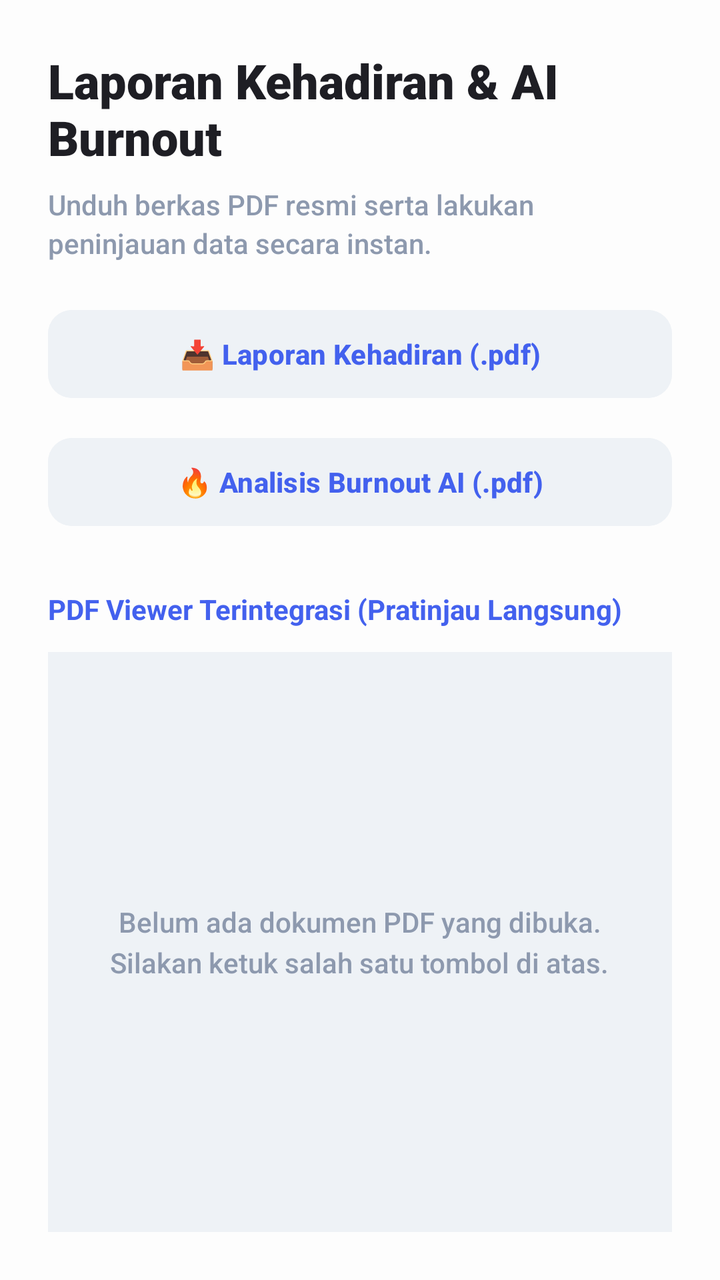
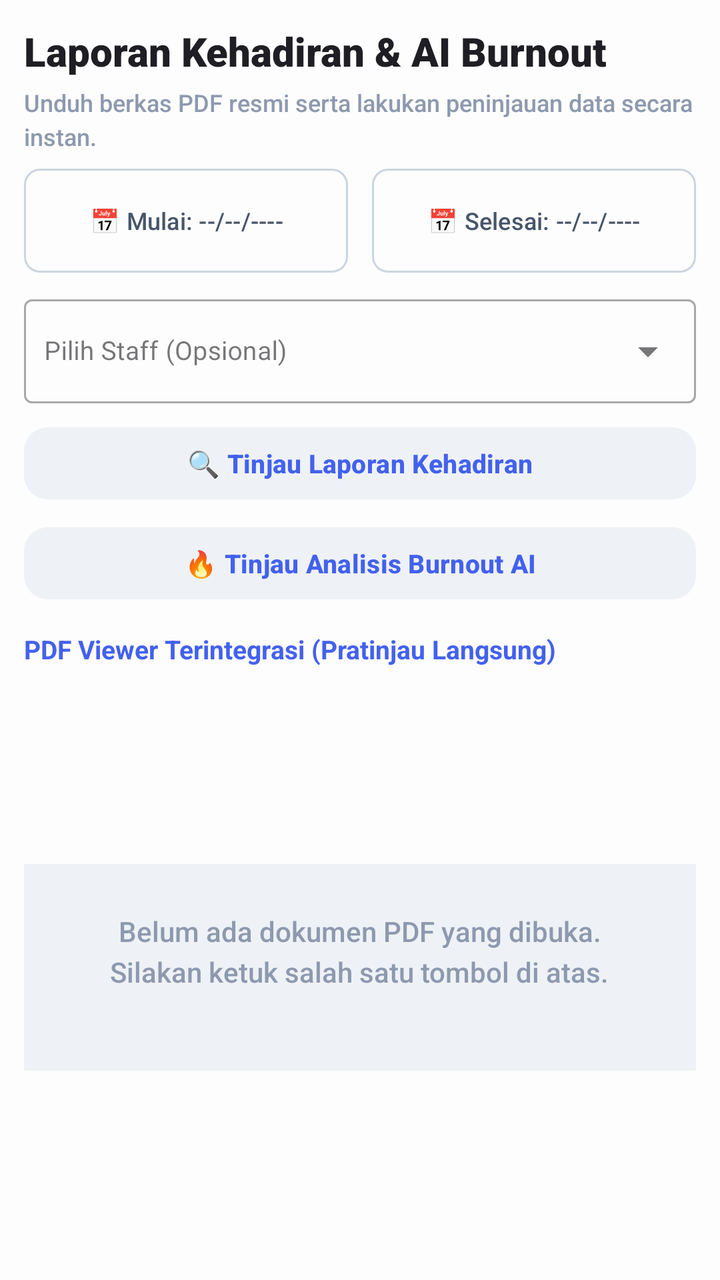

An Android layout rendered at two revisions. The XML below is the earlier revision; the diff shows what the commit changed to produce the second picture.
<!-- AndroidManifest.xml: application theme Theme.MyApplication -->
<!-- res/layout/fragment_admin_reports.xml -->
<?xml version="1.0" encoding="utf-8"?>
<androidx.constraintlayout.widget.ConstraintLayout
    xmlns:android="http://schemas.android.com/apk/res/android"
    xmlns:app="http://schemas.android.com/apk/res-auto"
    android:layout_width="match_parent"
    android:layout_height="match_parent"
    android:background="#FDFDFD" android:padding="24dp"> <TextView
    android:id="@+id/tv_title_reports"
    android:layout_width="0dp"
    android:layout_height="wrap_content"
    android:text="Laporan Kehadiran &amp; AI Burnout"
    android:textColor="#1E1E24" android:textSize="24sp"
    android:fontFamily="sans-serif-black"
    android:textStyle="bold"
    app:layout_constraintTop_toTopOf="parent"
    app:layout_constraintStart_toStartOf="parent"
    app:layout_constraintEnd_toEndOf="parent" />

    <TextView
        android:id="@+id/tv_subtitle_reports"
        android:layout_width="0dp"
        android:layout_height="wrap_content"
        android:text="Unduh berkas PDF resmi serta lakukan peninjauan data secara instan."
        android:textColor="#8D99AE" android:textSize="14sp"
        android:fontFamily="sans-serif-medium"
        android:lineSpacingExtra="3dp"
        android:layout_marginTop="8dp"
        app:layout_constraintTop_toBottomOf="@id/tv_title_reports"
        app:layout_constraintStart_toStartOf="parent"
        app:layout_constraintEnd_toEndOf="parent" />

    <Button
        android:id="@+id/btn_download_attendance"
        android:layout_width="0dp"
        android:layout_height="52dp"
        android:layout_marginTop="20dp"
        android:text="📥 Laporan Kehadiran (.pdf)"
        android:backgroundTint="#EEF2F6" android:textColor="#4361EE" android:textSize="14sp"
        android:fontFamily="sans-serif-medium"
        android:textStyle="bold"
        android:stateListAnimator="@null" app:cornerRadius="12dp"
        app:layout_constraintTop_toBottomOf="@id/tv_subtitle_reports"
        app:layout_constraintStart_toStartOf="parent"
        app:layout_constraintEnd_toEndOf="parent" />

    <Button
        android:id="@+id/btn_download_burnout"
        android:layout_width="0dp"
        android:layout_height="52dp"
        android:layout_marginTop="12dp"
        android:text="🔥 Analisis Burnout AI (.pdf)"
        android:backgroundTint="#EEF2F6"
        android:textColor="#4361EE"
        android:textSize="14sp"
        android:fontFamily="sans-serif-medium"
        android:textStyle="bold"
        android:stateListAnimator="@null"
        app:cornerRadius="12dp"
        app:layout_constraintTop_toBottomOf="@id/btn_download_attendance"
        app:layout_constraintStart_toStartOf="parent"
        app:layout_constraintEnd_toEndOf="parent" />

    <TextView
        android:id="@+id/tv_pdf_title"
        android:layout_width="0dp"
        android:layout_height="wrap_content"
        android:layout_marginTop="28dp"
        android:text="PDF Viewer Terintegrasi (Pratinjau Langsung)"
        android:textColor="#4361EE" android:textSize="14sp"
        android:fontFamily="sans-serif-bold"
        android:textStyle="bold"
        app:layout_constraintTop_toBottomOf="@id/btn_download_burnout"
        app:layout_constraintStart_toStartOf="parent"
        app:layout_constraintEnd_toEndOf="parent" />

    <FrameLayout
        android:id="@+id/pdf_viewer_container"
        android:layout_width="0dp"
        android:layout_height="0dp"
        android:layout_marginTop="12dp"
        android:background="#EEF2F6" app:layout_constraintTop_toBottomOf="@id/tv_pdf_title"
        app:layout_constraintBottom_toBottomOf="parent"
        app:layout_constraintStart_toStartOf="parent"
        app:layout_constraintEnd_toEndOf="parent">

        <TextView
            android:id="@+id/tv_pdf_placeholder"
            android:layout_width="wrap_content"
            android:layout_height="wrap_content"
            android:layout_gravity="center"
            android:text="Belum ada dokumen PDF yang dibuka.\nSilakan ketuk salah satu tombol di atas."
            android:textColor="#8D99AE"
            android:gravity="center"
            android:fontFamily="sans-serif-medium"
            android:lineSpacingExtra="4dp"
            android:padding="24dp"
            android:textSize="14sp"/>

        <ScrollView
            android:id="@+id/sv_pdf_content"
            android:layout_width="match_parent"
            android:layout_height="match_parent"
            android:visibility="gone"
            android:layout_margin="16dp"
            android:background="#FFFFFF" android:padding="20dp">

            <androidx.constraintlayout.widget.ConstraintLayout
                android:layout_width="match_parent"
                android:layout_height="wrap_content">

                <TextView
                    android:id="@+id/tv_pdf_doc_header"
                    android:layout_width="0dp"
                    android:layout_height="wrap_content"
                    android:text="MOCOM: EDUSTAFF PRO REPORT"
                    android:textColor="#4361EE" android:textSize="12sp"
                    android:fontFamily="sans-serif-condensed-medium"
                    android:textStyle="bold"
                    android:gravity="center"
                    app:layout_constraintTop_toTopOf="parent"
                    app:layout_constraintStart_toStartOf="parent"
                    app:layout_constraintEnd_toEndOf="parent" />

                <TextView
                    android:id="@+id/tv_pdf_doc_title"
                    android:layout_width="0dp"
                    android:layout_height="wrap_content"
                    android:text="LAPORAN DATA"
                    android:textColor="#1E1E24" android:textSize="18sp"
                    android:fontFamily="sans-serif-black"
                    android:textStyle="bold"
                    android:gravity="center"
                    android:layout_marginTop="6dp"
                    app:layout_constraintTop_toBottomOf="@id/tv_pdf_doc_header"
                    app:layout_constraintStart_toStartOf="parent"
                    app:layout_constraintEnd_toEndOf="parent" />

                <View
                    android:id="@+id/divider_pdf"
                    android:layout_width="0dp"
                    android:layout_height="1.5dp"
                    android:background="#EEF2F6"
                    android:layout_marginTop="16dp"
                    app:layout_constraintTop_toBottomOf="@id/tv_pdf_doc_title"
                    app:layout_constraintStart_toStartOf="parent"
                    app:layout_constraintEnd_toEndOf="parent" />

                <TextView
                    android:id="@+id/tv_pdf_doc_body"
                    android:layout_width="0dp"
                    android:layout_height="wrap_content"
                    android:layout_marginTop="16dp"
                    android:text="Detail Laporan..."
                    android:textColor="#2D3142" android:textSize="14sp"
                    android:fontFamily="sans-serif"
                    android:lineSpacingExtra="5dp"
                    app:layout_constraintTop_toBottomOf="@id/divider_pdf"
                    app:layout_constraintStart_toStartOf="parent"
                    app:layout_constraintEnd_toEndOf="parent" />

            </androidx.constraintlayout.widget.ConstraintLayout>
        </ScrollView>
    </FrameLayout>

</androidx.constraintlayout.widget.ConstraintLayout>
<!-- resources referenced by this layout -->
<resources>
  <style name="Theme.MyApplication" parent="Base.Theme.MyApplication" />
  <style name="Base.Theme.MyApplication" parent="Theme.Material3.DayNight.NoActionBar">
          
          
      </style>
</resources>

<!-- the commit's change to res/layout/fragment_admin_reports.xml (unified diff, before → after) -->
@@ -1,165 +1,262 @@
 <?xml version="1.0" encoding="utf-8"?>
-<androidx.constraintlayout.widget.ConstraintLayout
+<androidx.core.widget.NestedScrollView
     xmlns:android="http://schemas.android.com/apk/res/android"
     xmlns:app="http://schemas.android.com/apk/res-auto"
     android:layout_width="match_parent"
     android:layout_height="match_parent"
-    android:background="#FDFDFD" android:padding="24dp"> <TextView
-    android:id="@+id/tv_title_reports"
-    android:layout_width="0dp"
-    android:layout_height="wrap_content"
-    android:text="Laporan Kehadiran &amp; AI Burnout"
-    android:textColor="#1E1E24" android:textSize="24sp"
-    android:fontFamily="sans-serif-black"
-    android:textStyle="bold"
-    app:layout_constraintTop_toTopOf="parent"
-    app:layout_constraintStart_toStartOf="parent"
-    app:layout_constraintEnd_toEndOf="parent" />
-
-    <TextView
-        android:id="@+id/tv_subtitle_reports"
-        android:layout_width="0dp"
+    android:fillViewport="true"
+    android:background="#FDFDFD">
+
+    <androidx.constraintlayout.widget.ConstraintLayout
+        android:layout_width="match_parent"
         android:layout_height="wrap_content"
-        android:text="Unduh berkas PDF resmi serta lakukan peninjauan data secara instan."
-        android:textColor="#8D99AE" android:textSize="14sp"
-        android:fontFamily="sans-serif-medium"
-        android:lineSpacingExtra="3dp"
-        android:layout_marginTop="8dp"
-        app:layout_constraintTop_toBottomOf="@id/tv_title_reports"
-        app:layout_constraintStart_toStartOf="parent"
-        app:layout_constraintEnd_toEndOf="parent" />
-
-    <Button
-        android:id="@+id/btn_download_attendance"
-        android:layout_width="0dp"
-        android:layout_height="52dp"
-        android:layout_marginTop="20dp"
-        android:text="📥 Laporan Kehadiran (.pdf)"
-        android:backgroundTint="#EEF2F6" android:textColor="#4361EE" android:textSize="14sp"
-        android:fontFamily="sans-serif-medium"
-        android:textStyle="bold"
-        android:stateListAnimator="@null" app:cornerRadius="12dp"
-        app:layout_constraintTop_toBottomOf="@id/tv_subtitle_reports"
-        app:layout_constraintStart_toStartOf="parent"
-        app:layout_constraintEnd_toEndOf="parent" />
-
-    <Button
-        android:id="@+id/btn_download_burnout"
-        android:layout_width="0dp"
-        android:layout_height="52dp"
-        android:layout_marginTop="12dp"
-        android:text="🔥 Analisis Burnout AI (.pdf)"
-        android:backgroundTint="#EEF2F6"
-        android:textColor="#4361EE"
-        android:textSize="14sp"
-        android:fontFamily="sans-serif-medium"
-        android:textStyle="bold"
-        android:stateListAnimator="@null"
-        app:cornerRadius="12dp"
-        app:layout_constraintTop_toBottomOf="@id/btn_download_attendance"
-        app:layout_constraintStart_toStartOf="parent"
-        app:layout_constraintEnd_toEndOf="parent" />
-
-    <TextView
-        android:id="@+id/tv_pdf_title"
-        android:layout_width="0dp"
-        android:layout_height="wrap_content"
-        android:layout_marginTop="28dp"
-        android:text="PDF Viewer Terintegrasi (Pratinjau Langsung)"
-        android:textColor="#4361EE" android:textSize="14sp"
-        android:fontFamily="sans-serif-bold"
-        android:textStyle="bold"
-        app:layout_constraintTop_toBottomOf="@id/btn_download_burnout"
-        app:layout_constraintStart_toStartOf="parent"
-        app:layout_constraintEnd_toEndOf="parent" />
-
-    <FrameLayout
-        android:id="@+id/pdf_viewer_container"
-        android:layout_width="0dp"
-        android:layout_height="0dp"
-        android:layout_marginTop="12dp"
-        android:background="#EEF2F6" app:layout_constraintTop_toBottomOf="@id/tv_pdf_title"
-        app:layout_constraintBottom_toBottomOf="parent"
-        app:layout_constraintStart_toStartOf="parent"
-        app:layout_constraintEnd_toEndOf="parent">
+        android:padding="12dp">
 
         <TextView
-            android:id="@+id/tv_pdf_placeholder"
+            android:id="@+id/tv_title_reports"
+            android:layout_width="0dp"
+            android:layout_height="wrap_content"
+            android:text="Laporan Kehadiran &amp; AI Burnout"
+            android:textColor="#1E1E24"
+            android:textSize="20sp"
+            android:fontFamily="sans-serif-black"
+            android:textStyle="bold"
+            app:layout_constraintTop_toTopOf="parent"
+            app:layout_constraintStart_toStartOf="parent"
+            app:layout_constraintEnd_toEndOf="parent" />
+
+        <TextView
+            android:id="@+id/tv_subtitle_reports"
+            android:layout_width="0dp"
+            android:layout_height="wrap_content"
+            android:text="Unduh berkas PDF resmi serta lakukan peninjauan data secara instan."
+            android:textColor="#8D99AE"
+            android:textSize="12sp"
+            android:fontFamily="sans-serif-medium"
+            android:lineSpacingExtra="3dp"
+            android:layout_marginTop="4dp"
+            app:layout_constraintTop_toBottomOf="@id/tv_title_reports"
+            app:layout_constraintStart_toStartOf="parent"
+            app:layout_constraintEnd_toEndOf="parent" />
+
+        <Button
+            android:id="@+id/btn_select_start_date"
+            style="?attr/materialButtonOutlinedStyle"
+            android:layout_width="0dp"
+            android:layout_height="52dp"
+            android:layout_marginTop="8dp"
+            android:layout_marginEnd="6dp"
+            android:text="📅 Mulai: --/--/----"
+            android:textColor="#475569"
+            android:textSize="12sp"
+            android:padding="2dp"
+            android:insetTop="0dp"
+            android:insetBottom="0dp"
+            app:strokeColor="#CBD5E1"
+            app:cornerRadius="8dp"
+            app:layout_constraintTop_toBottomOf="@id/tv_subtitle_reports"
+            app:layout_constraintStart_toStartOf="parent"
+            app:layout_constraintEnd_toStartOf="@id/btn_select_end_date" />
+
+        <Button
+            android:id="@+id/btn_select_end_date"
+            style="?attr/materialButtonOutlinedStyle"
+            android:layout_width="0dp"
+            android:layout_height="52dp"
+            android:layout_marginTop="8dp"
+            android:layout_marginStart="6dp"
+            android:text="📅 Selesai: --/--/----"
+            android:textColor="#475569"
+            android:textSize="12sp"
+            android:padding="2dp"
+            android:insetTop="0dp"
+            android:insetBottom="0dp"
+            app:strokeColor="#CBD5E1"
+            app:cornerRadius="8dp"
+            app:layout_constraintTop_toBottomOf="@id/tv_subtitle_reports"
+            app:layout_constraintStart_toEndOf="@id/btn_select_start_date"
+            app:layout_constraintEnd_toEndOf="parent" />
+
+        <com.google.android.material.textfield.TextInputLayout
+            android:id="@+id/layout_select_staff"
+            style="@style/Widget.MaterialComponents.TextInputLayout.OutlinedBox.ExposedDropdownMenu"
+            android:layout_width="0dp"
+            android:layout_height="wrap_content"
+            android:layout_marginTop="8dp"
+            app:layout_constraintTop_toBottomOf="@id/btn_select_start_date"
+            app:layout_constraintStart_toStartOf="parent"
+            app:layout_constraintEnd_toEndOf="parent">
+
+            <AutoCompleteTextView
+                android:id="@+id/actv_select_staff"
+                android:layout_width="match_parent"
+                android:layout_height="52dp"
+                android:hint="Pilih Staff (Opsional)"
+                android:inputType="none"
+                android:textSize="13sp"
+                android:textColor="#475569"
+                android:padding="10dp" />
+        </com.google.android.material.textfield.TextInputLayout>
+
+        <Button
+            android:id="@+id/btn_preview_attendance"
+            android:layout_width="0dp"
+            android:layout_height="44dp"
+            android:layout_marginTop="8dp"
+            android:text="🔍 Tinjau Laporan Kehadiran"
+            android:backgroundTint="#EEF2F6"
+            android:textColor="#4361EE"
+            android:textSize="13sp"
+            android:fontFamily="sans-serif-medium"
+            android:textStyle="bold"
+            android:stateListAnimator="@null"
+            app:cornerRadius="12dp"
+            app:layout_constraintTop_toBottomOf="@id/layout_select_staff"
+            app:layout_constraintStart_toStartOf="parent"
+            app:layout_constraintEnd_toEndOf="parent" />
+
+        <Button
+            android:id="@+id/btn_preview_burnout"
+            android:layout_width="0dp"
+            android:layout_height="44dp"
+            android:layout_marginTop="6dp"
+            android:text="🔥 Tinjau Analisis Burnout AI"
+            android:backgroundTint="#EEF2F6"
+            android:textColor="#4361EE"
+            android:textSize="13sp"
+            android:fontFamily="sans-serif-medium"
+            android:textStyle="bold"
+            android:stateListAnimator="@null"
+            app:cornerRadius="12dp"
+            app:layout_constraintTop_toBottomOf="@id/btn_preview_attendance"
+            app:layout_constraintStart_toStartOf="parent"
+            app:layout_constraintEnd_toEndOf="parent" />
+
+        <TextView
+            android:id="@+id/tv_pdf_title"
+            android:layout_width="0dp"
+            android:layout_height="wrap_content"
+            android:layout_marginTop="12dp"
+            android:text="PDF Viewer Terintegrasi (Pratinjau Langsung)"
+            android:textColor="#4361EE"
+            android:textSize="13sp"
+            android:fontFamily="sans-serif-bold"
+            android:textStyle="bold"
+            app:layout_constraintTop_toBottomOf="@id/btn_preview_burnout"
+            app:layout_constraintStart_toStartOf="parent"
+            app:layout_constraintEnd_toStartOf="@id/btn_download_pdf" />
+
+        <Button
+            android:id="@+id/btn_download_pdf"
             android:layout_width="wrap_content"
-            android:layout_height="wrap_content"
-            android:layout_gravity="center"
-            android:text="Belum ada dokumen PDF yang dibuka.\nSilakan ketuk salah satu tombol di atas."
-            android:textColor="#8D99AE"
-            android:gravity="center"
-            android:fontFamily="sans-serif-medium"
-            android:lineSpacingExtra="4dp"
-            android:padding="24dp"
-            android:textSize="14sp"/>
-
-        <ScrollView
-            android:id="@+id/sv_pdf_content"
-            android:layout_width="match_parent"
-            android:layout_height="match_parent"
+            android:layout_height="36dp"
+            android:text="📥 Unduh PDF"
+            android:textSize="11sp"
+            android:textColor="#FFFFFF"
+            android:backgroundTint="#2E7D32"
             android:visibility="gone"
-            android:layout_margin="16dp"
-            android:background="#FFFFFF" android:padding="20dp">
-
-            <androidx.constraintlayout.widget.ConstraintLayout
+            app:cornerRadius="8dp"
+            android:paddingHorizontal="12dp"
+            android:layout_marginStart="8dp"
+            app:layout_constraintTop_toTopOf="@id/tv_pdf_title"
+            app:layout_constraintBottom_toBottomOf="@id/tv_pdf_title"
+            app:layout_constraintEnd_toEndOf="parent" />
+
+        <FrameLayout
+            android:id="@+id/pdf_viewer_container"
+            android:layout_width="0dp"
+            android:layout_height="wrap_content"
+            android:layout_marginTop="6dp"
+            android:background="#EEF2F6"
+            android:paddingBottom="16dp"
+            app:layout_constraintTop_toBottomOf="@id/tv_pdf_title"
+            app:layout_constraintBottom_toBottomOf="parent"
+            app:layout_constraintStart_toStartOf="parent"
+            app:layout_constraintEnd_toEndOf="parent">
+
+            <TextView
+                android:id="@+id/tv_pdf_placeholder"
+                android:layout_width="wrap_content"
+                android:layout_height="wrap_content"
+                android:layout_gravity="center"
+                android:text="Belum ada dokumen PDF yang dibuka.\nSilakan ketuk salah satu tombol di atas."
+                android:textColor="#8D99AE"
+                android:gravity="center"
+                android:fontFamily="sans-serif-medium"
+                android:lineSpacingExtra="4dp"
+                android:padding="24dp"
+                android:textSize="14sp"/>
+
+            <FrameLayout
+                android:id="@+id/sv_pdf_content"
                 android:layout_width="match_parent"
-                android:layout_height="wrap_content">
-
-                <TextView
-                    android:id="@+id/tv_pdf_doc_header"
-                    android:layout_width="0dp"
-                    android:layout_height="wrap_content"
-                    android:text="MOCOM: EDUSTAFF PRO REPORT"
-                    android:textColor="#4361EE" android:textSize="12sp"
-                    android:fontFamily="sans-serif-condensed-medium"
-                    android:textStyle="bold"
-                    android:gravity="center"
-                    app:layout_constraintTop_toTopOf="parent"
-                    app:layout_constraintStart_toStartOf="parent"
-                    app:layout_constraintEnd_toEndOf="parent" />
-
-                <TextView
-                    android:id="@+id/tv_pdf_doc_title"
-                    android:layout_width="0dp"
-                    android:layout_height="wrap_content"
-                    android:text="LAPORAN DATA"
-                    android:textColor="#1E1E24" android:textSize="18sp"
-                    android:fontFamily="sans-serif-black"
-                    android:textStyle="bold"
-                    android:gravity="center"
-                    android:layout_marginTop="6dp"
-                    app:layout_constraintTop_toBottomOf="@id/tv_pdf_doc_header"
-                    app:layout_constraintStart_toStartOf="parent"
-                    app:layout_constraintEnd_toEndOf="parent" />
-
-                <View
-                    android:id="@+id/divider_pdf"
-                    android:layout_width="0dp"
-                    android:layout_height="1.5dp"
-                    android:background="#EEF2F6"
-                    android:layout_marginTop="16dp"
-                    app:layout_constraintTop_toBottomOf="@id/tv_pdf_doc_title"
-                    app:layout_constraintStart_toStartOf="parent"
-                    app:layout_constraintEnd_toEndOf="parent" />
-
-                <TextView
-                    android:id="@+id/tv_pdf_doc_body"
-                    android:layout_width="0dp"
-                    android:layout_height="wrap_content"
-                    android:layout_marginTop="16dp"
-                    android:text="Detail Laporan..."
-                    android:textColor="#2D3142" android:textSize="14sp"
-                    android:fontFamily="sans-serif"
-                    android:lineSpacingExtra="5dp"
-                    app:layout_constraintTop_toBottomOf="@id/divider_pdf"
-                    app:layout_constraintStart_toStartOf="parent"
-                    app:layout_constraintEnd_toEndOf="parent" />
-
-            </androidx.constraintlayout.widget.ConstraintLayout>
-        </ScrollView>
-    </FrameLayout>
-
-</androidx.constraintlayout.widget.ConstraintLayout>
+                android:layout_height="wrap_content"
+                android:visibility="gone"
+                android:layout_margin="16dp"
+                android:background="#FFFFFF"
+                android:padding="20dp">
+
+                <androidx.constraintlayout.widget.ConstraintLayout
+                    android:layout_width="match_parent"
+                    android:layout_height="wrap_content">
+
+                    <TextView
+                        android:id="@+id/tv_pdf_doc_header"
+                        android:layout_width="0dp"
+                        android:layout_height="wrap_content"
+                        android:text="EDUSTAFF PRO REPORT"
+                        android:textColor="#4361EE"
+                        android:textSize="12sp"
+                        android:fontFamily="sans-serif-condensed-medium"
+                        android:textStyle="bold"
+                        android:gravity="center"
+                        app:layout_constraintTop_toTopOf="parent"
+                        app:layout_constraintStart_toStartOf="parent"
+                        app:layout_constraintEnd_toEndOf="parent" />
+
+                    <TextView
+                        android:id="@+id/tv_pdf_doc_title"
+                        android:layout_width="0dp"
+                        android:layout_height="wrap_content"
+                        android:text="LAPORAN DATA"
+                        android:textColor="#1E1E24"
+                        android:textSize="18sp"
+                        android:fontFamily="sans-serif-black"
+                        android:textStyle="bold"
+                        android:gravity="center"
+                        android:layout_marginTop="6dp"
+                        app:layout_constraintTop_toBottomOf="@id/tv_pdf_doc_header"
+                        app:layout_constraintStart_toStartOf="parent"
+                        app:layout_constraintEnd_toEndOf="parent" />
+
+                    <View
+                        android:id="@+id/divider_pdf"
+                        android:layout_width="0dp"
+                        android:layout_height="1.5dp"
+                        android:background="#EEF2F6"
+                        android:layout_marginTop="16dp"
+                        app:layout_constraintTop_toBottomOf="@id/tv_pdf_doc_title"
+                        app:layout_constraintStart_toStartOf="parent"
+                        app:layout_constraintEnd_toEndOf="parent" />
+
+                    <TextView
+                        android:id="@+id/tv_pdf_doc_body"
+                        android:layout_width="0dp"
+                        android:layout_height="wrap_content"
+                        android:layout_marginTop="16dp"
+                        android:layout_marginBottom="20dp"
+                        android:text="Detail Laporan..."
+                        android:textColor="#2D3142"
+                        android:textSize="14sp"
+                        android:fontFamily="sans-serif"
+                        android:lineSpacingExtra="5dp"
+                        app:layout_constraintTop_toBottomOf="@id/divider_pdf"
+                        app:layout_constraintStart_toStartOf="parent"
+                        app:layout_constraintEnd_toEndOf="parent"
+                        app:layout_constraintBottom_toBottomOf="parent" />
+
+                </androidx.constraintlayout.widget.ConstraintLayout>
+            </FrameLayout>
+        </FrameLayout>
+    </androidx.constraintlayout.widget.ConstraintLayout>
+</androidx.core.widget.NestedScrollView>
